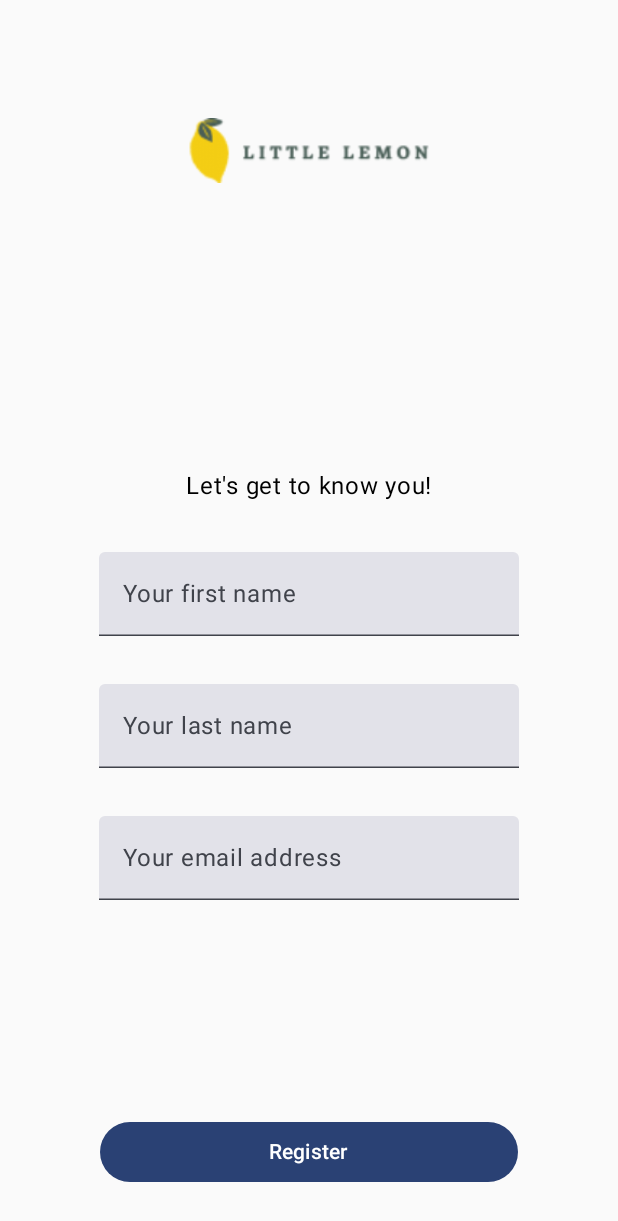
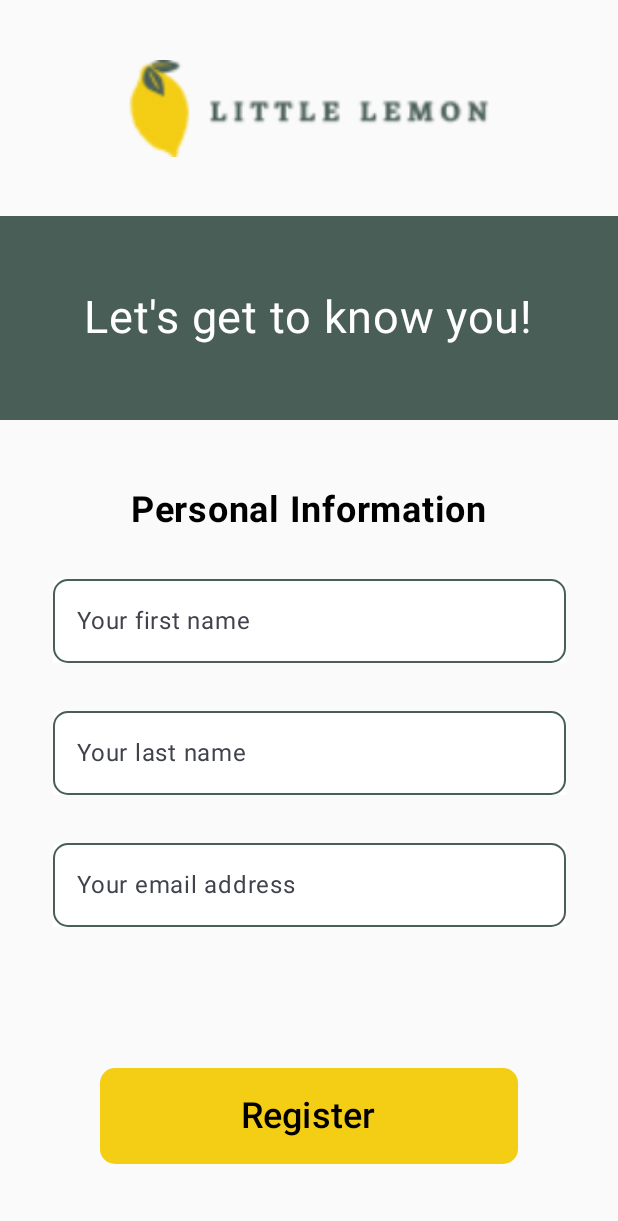
Before and after one commit to wower24/Little-Lemon-Final-Project, an Android app built with Jetpack Compose: the screen it shows after launch (MainActivity), on a phone screen of 412 x 824 dp. Shown: the top 1221 px of the screen. Run offline under Robolectric (Android 15) with nearby library versions, the phone set to English and light mode, and no system bars.

Commit message:
Onboarding Style
Styled Onboarding screen according to requirements

```diff
--- a/app/src/main/java/com/wower/littlelemon/Onboarding.kt
+++ b/app/src/main/java/com/wower/littlelemon/Onboarding.kt
@@ -1,15 +1,24 @@
 package com.wower.littlelemon
 
 import androidx.compose.foundation.Image
+import androidx.compose.foundation.background
+import androidx.compose.foundation.border
 import androidx.compose.foundation.layout.Arrangement
+import androidx.compose.foundation.layout.Box
 import androidx.compose.foundation.layout.Column
 import androidx.compose.foundation.layout.fillMaxSize
 import androidx.compose.foundation.layout.fillMaxWidth
+import androidx.compose.foundation.layout.height
 import androidx.compose.foundation.layout.padding
 import androidx.compose.foundation.layout.size
+import androidx.compose.foundation.shape.RoundedCornerShape
+import androidx.compose.material.icons.Icons
 import androidx.compose.material3.Button
+import androidx.compose.material3.ButtonColors
+import androidx.compose.material3.ButtonDefaults
 import androidx.compose.material3.Text
 import androidx.compose.material3.TextField
+import androidx.compose.material3.TextFieldDefaults
 import androidx.compose.runtime.Composable
 import androidx.compose.runtime.getValue
 import androidx.compose.runtime.mutableStateOf
@@ -17,10 +26,17 @@ import androidx.compose.runtime.remember
 import androidx.compose.runtime.setValue
 import androidx.compose.ui.Alignment
 import androidx.compose.ui.Modifier
+import androidx.compose.ui.graphics.Color
+import androidx.compose.ui.layout.ContentScale
 import androidx.compose.ui.res.painterResource
+import androidx.compose.ui.text.font.FontWeight
 import androidx.compose.ui.text.input.TextFieldValue
+import androidx.compose.ui.text.style.TextAlign
 import androidx.compose.ui.tooling.preview.Preview
 import androidx.compose.ui.unit.dp
+import androidx.compose.ui.unit.sp
+import com.wower.littlelemon.ui.theme.Green
+import com.wower.littlelemon.ui.theme.Yellow
 
 @Composable
 fun Onboarding(modifier: Modifier = Modifier) {
@@ -29,21 +45,52 @@ fun Onboarding(modifier: Modifier = Modifier) {
         verticalArrangement = Arrangement.SpaceBetween,
         horizontalAlignment = Alignment.CenterHorizontally
     ) {
-    Image(
-        painter=painterResource(R.drawable.logo),
-        contentDescription="Little Lemon Logo",
-        modifier = Modifier.size(200.dp)
-    )
+        Column(
+            modifier = Modifier.fillMaxWidth(),
+            verticalArrangement = Arrangement.Top,
+            horizontalAlignment = Alignment.CenterHorizontally
+        ) {
+            Image(
+                painter = painterResource(R.drawable.logo),
+                contentDescription = "Little Lemon Logo",
+                modifier = Modifier.padding(32.dp)
+                    .size(height = 80.dp, width = 300.dp),
+                contentScale = ContentScale.FillWidth
+            )
+
+            Box(
+                modifier = Modifier.fillMaxWidth()
+                    .background(Green),
+                contentAlignment = Alignment.Center
+            ) {
+                Text(
+                    modifier = Modifier.padding(50.dp),
+                    text = "Let's get to know you!",
+                    fontSize = 30.sp,
+                    color = Color.White
+                )
+            }
+        }
 
         Column(horizontalAlignment = Alignment.CenterHorizontally) {
             Text(
-                modifier = Modifier.padding(16.dp),
-                text = "Let's get to know you!"
+                text="Personal Information",
+                fontSize = 24.sp,
+                fontWeight = FontWeight.Bold,
+                modifier = Modifier.padding(bottom = 16.dp)
             )
 
             var firstName by remember { mutableStateOf("") }
             TextField(
-                modifier = Modifier.padding(16.dp),
+                modifier = Modifier.padding(16.dp)
+                    .border(width = 1.dp, color = Green, shape = RoundedCornerShape(10.dp))
+                    .fillMaxWidth(0.9f),
+                colors = TextFieldDefaults.colors(
+                    focusedContainerColor =  Color.White,
+                    unfocusedContainerColor = Color.White,
+                    focusedIndicatorColor = Color.Transparent,
+                    unfocusedIndicatorColor = Color.Transparent
+                ),
                 value = firstName,
                 onValueChange = { newText: String -> firstName = newText },
                 placeholder = { Text(text = "Your first name") }
@@ -51,7 +98,15 @@ fun Onboarding(modifier: Modifier = Modifier) {
 
             var lastName by remember { mutableStateOf("") }
             TextField(
-                modifier = Modifier.padding(16.dp),
+                modifier = Modifier.padding(16.dp)
+                    .border(width = 1.dp, color = Green, shape = RoundedCornerShape(10.dp))
+                    .fillMaxWidth(0.9f),
+                colors = TextFieldDefaults.colors(
+                    focusedContainerColor =  Color.White,
+                    unfocusedContainerColor = Color.White,
+                    focusedIndicatorColor = Color.Transparent,
+                    unfocusedIndicatorColor = Color.Transparent
+                ),
                 value = lastName,
                 onValueChange = { newText: String -> lastName = newText },
                 placeholder = { Text(text = "Your last name") }
@@ -59,7 +114,15 @@ fun Onboarding(modifier: Modifier = Modifier) {
 
             var emailAddress by remember { mutableStateOf("") }
             TextField(
-                modifier = Modifier.padding(16.dp),
+                modifier = Modifier.padding(16.dp)
+                    .border(width = 1.dp, color = Green, shape = RoundedCornerShape(10.dp))
+                    .fillMaxWidth(0.9f),
+                colors = TextFieldDefaults.colors(
+                    focusedContainerColor =  Color.White,
+                    unfocusedContainerColor = Color.White,
+                    focusedIndicatorColor = Color.Transparent,
+                    unfocusedIndicatorColor = Color.Transparent
+                ),
                 value = emailAddress,
                 onValueChange = { newText: String -> emailAddress = newText },
                 placeholder = { Text(text = "Your email address") }
@@ -68,10 +131,20 @@ fun Onboarding(modifier: Modifier = Modifier) {
 
         Button(
             modifier = Modifier.padding(32.dp)
-                .fillMaxWidth(0.8f),
+                .fillMaxWidth(0.8f)
+                .height(80.dp)
+                .padding(bottom = 16.dp),
+            colors = ButtonDefaults.buttonColors(
+                containerColor = Yellow
+            ),
+            shape = RoundedCornerShape(10.dp),
             onClick = {}
         ) {
-            Text(text = "Register")
+            Text(
+                text = "Register",
+                color = Color.Black,
+                fontSize = 24.sp
+            )
         }
     }
 }
--- a/app/src/main/java/com/wower/littlelemon/ui/theme/Color.kt
+++ b/app/src/main/java/com/wower/littlelemon/ui/theme/Color.kt
@@ -9,3 +9,6 @@ val Pink80 = Color(0xFFEFB8C8)
 val Purple40 = Color(0xFF6650a4)
 val PurpleGrey40 = Color(0xFF625b71)
 val Pink40 = Color(0xFF7D5260)
+
+val Green = Color(0xFF495E57)
+val Yellow = Color(0xFFF4CE14)
```
